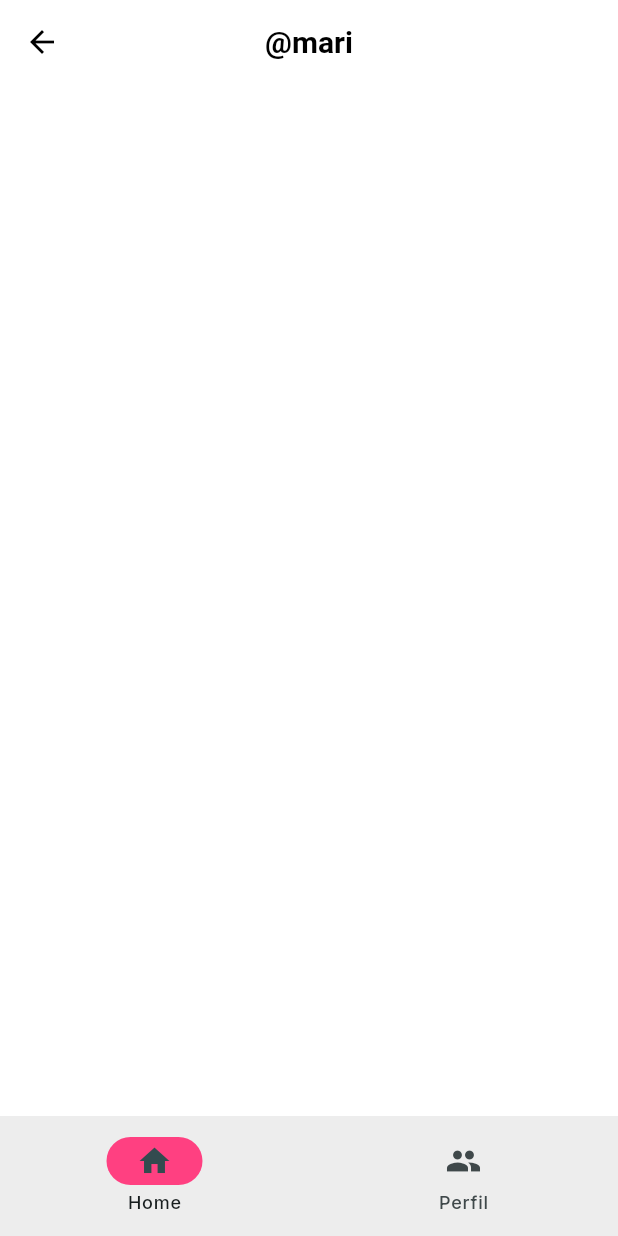
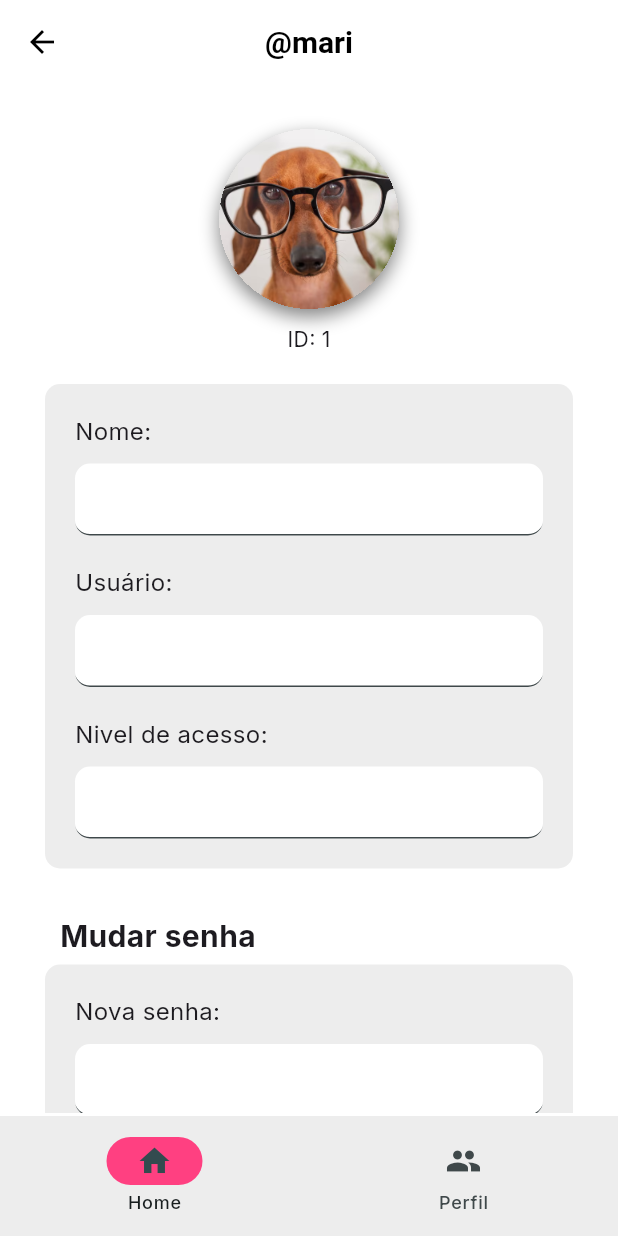
Before and after one commit to mari-arujjo/Ordem-De-Servico-Piloto, a Flutter app: the GestaoUsuariosPage screen opened by its route, after a tap on an icon or button, on a phone screen of 412 x 824 dp. Run offline on Flutter 3.47's test engine with Material 3 defaults, Android fonts, the phone set to English and light mode, and no system bars; our stand-ins replace go_router, google_fonts.

Commit message:
Criando tela de gestão do usuário individualmente

```diff
--- a/lib/app/UI/pages/gestao_usuarios/usuario_page.dart
+++ b/lib/app/UI/pages/gestao_usuarios/usuario_page.dart
@@ -1,4 +1,6 @@
 import 'package:flutter/material.dart';
+import 'package:ordem_de_servico/app/UI/widgets/input1_widget.dart';
+import 'package:ordem_de_servico/colors.dart';
 
 class UsuarioPage extends StatefulWidget {
 
@@ -11,6 +13,8 @@ class UsuarioPage extends StatefulWidget {
 }
 
 class _UsuarioState extends State<UsuarioPage> {
+  var colorsClass = ColorsClass();
+
   @override
   Widget build(BuildContext context) {
     return Scaffold(
@@ -18,22 +22,137 @@ class _UsuarioState extends State<UsuarioPage> {
         title: Text('@mari')
       ),
 
-      body: Padding(
+      body: SingleChildScrollView(
+        child: Padding(
+          padding: EdgeInsets.all(30),
+          child: Column(
+            children: [
+              Container(
+                width: 120,
+                height: 120,
+                decoration: BoxDecoration(
+                  borderRadius: BorderRadius.circular(100),
+                  boxShadow: [
+                    BoxShadow(
+                      color: colorsClass.gray,
+                      blurRadius: 10,
+                      offset: Offset(0, 5)
+                    )
+                  ]
+                ),
+                clipBehavior: Clip.hardEdge,
+                child: Image.asset(
+                  'lib/app/assets/imgs/eu.png',
+                  fit: BoxFit.cover,
+                ),
+              ),
+              SizedBox(height: 10),
+              Text('ID: 1'),
+
+              SizedBox(height: 20),
+
+              Container(
                 padding: EdgeInsets.all(20),
+                decoration: BoxDecoration(
+                  color: colorsClass.secondaryColor,
+                  borderRadius: BorderRadius.circular(10)
+                ),
+                child: Form(
                   child: Column(
                     children: [
 
-            Expanded(
-              child: Container(
+                      /// NOME
+                      Align(
+                        alignment: Alignment.centerLeft,
+                        child: Text(
+                          'Nome:',
+                          style: TextStyle(fontSize: 16),
+                        ),
+                      ),
+                      SizedBox(height: 10),
+                      Input1Widget(obscure: false),
+                      SizedBox(height: 20),
+
+                      /// USUARIO
+                      Align(
+                        alignment: Alignment.centerLeft,
+                        child: Text(
+                          'Usuário:',
+                          style: TextStyle(fontSize: 16),
+                        ),
+                      ),
+                      SizedBox(height: 10),
+                      Input1Widget(obscure: false),
+                      SizedBox(height: 20),
+
+                      /// NIVEL
+                      Align(
+                        alignment: Alignment.centerLeft,
+                        child: Text(
+                          'Nivel de acesso:',
+                          style: TextStyle(fontSize: 16),
+                        ),
+                      ),
+                      SizedBox(height: 10),
+                      Input1Widget(obscure: false),
+                    ],
+                  )
+                ),
+              ),
+
+              SizedBox(height: 30),
+              Align(
+                alignment: Alignment.centerLeft,
+                child: Text(
+                  '  Mudar senha',
+                  style: TextStyle(fontSize: 20, fontWeight: FontWeight.bold),
+                ),
+              ),
+              SizedBox(height: 5),
+
+
+              Container(
+                padding: EdgeInsets.all(20),
                 decoration: BoxDecoration(
+                  color: colorsClass.secondaryColor,
+                  borderRadius: BorderRadius.circular(10)
+                ),
+                child: Form(
+                  child: Column(
+                    children: [
 
+                      /// NOME
+                      Align(
+                        alignment: Alignment.centerLeft,
+                        child: Text(
+                          'Nova senha:',
+                          style: TextStyle(fontSize: 16),
                         ),
+                      ),
+                      SizedBox(height: 10),
+                      Input1Widget(obscure: true),
+                      SizedBox(height: 20),
+
+                      /// USUARIO
+                      Align(
+                        alignment: Alignment.centerLeft,
+                        child: Text(
+                          'Confirmar nova senha:',
+                          style: TextStyle(fontSize: 16),
+                        ),
+                      ),
+                      SizedBox(height: 10),
+                      Input1Widget(obscure: true),
+
+                    ],
+                  )
                 ),
               ),
 
             ],
           ),
         ),
+      ),
     );
   }
 }
--- a/lib/app/src/controllers/gestao_usuarios_controller.dart
+++ b/lib/app/src/controllers/gestao_usuarios_controller.dart
@@ -41,61 +41,6 @@ class GestaoUsuariosController {
         nome: 'Letícia Alves de Araújo',
         nivel_acesso: 2
       ),
-      // Novos usuários
-    Usuario(
-      id_usuario: 10,
-      usuario: 'ricardo',
-      nome: 'Ricardo José da Silva',
-      nivel_acesso: 2
-    ),
-    Usuario(
-      id_usuario: 11,
-      usuario: 'ana.paula',
-      nome: 'Ana Paula Martins',
-      nivel_acesso: 1
-    ),
-    Usuario(
-      id_usuario: 12,
-      usuario: 'caio.fernandes',
-      nome: 'Caio Fernandes dos Santos',
-      nivel_acesso: 3
-    ),
-    Usuario(
-      id_usuario: 13,
-      usuario: 'juliana.moura',
-      nome: 'Juliana Moura Ferreira',
-      nivel_acesso: 2
-    ),
-    Usuario(
-      id_usuario: 14,
-      usuario: 'bruno.lima',
-      nome: 'Bruno Lima dos Anjos',
-      nivel_acesso: 1
-    ),
-    Usuario(
-      id_usuario: 15,
-      usuario: 'sabrina.alves',
-      nome: 'Sabrina Alves Costa',
-      nivel_acesso: 3
-    ),
-    Usuario(
-      id_usuario: 16,
-      usuario: 'daniel.souza',
-      nome: 'Daniel Souza Ramos',
-      nivel_acesso: 2
-    ),
-    Usuario(
-      id_usuario: 17,
-      usuario: 'aline.silveira',
-      nome: 'Aline Silveira Rocha',
-      nivel_acesso: 1
-    ),
-    Usuario(
-      id_usuario: 18,
-      usuario: 'lucas.pereira',
-      nome: 'Lucas Pereira da Cruz',
-      nivel_acesso: 3
-    ),
     ];
   }
 }
--- a/lib/colors.dart
+++ b/lib/colors.dart
@@ -4,12 +4,12 @@ class ColorsClass {
   late final Color primaryColor;
   late final Color secondaryColor;
   late final Color terciaryColor;
-  late final Color transparente;
+  late final Color gray;
 
   ColorsClass(){
     primaryColor = const Color(0xFF2C2C2C);
     secondaryColor = const Color(0xFFEDEDED);
     terciaryColor = const Color(0xFFFF4081);
-    transparente = Colors.transparent;
+    gray = const Color.fromARGB(255, 129, 129, 129);
   }
 }
--- a/lib/navigation.dart
+++ b/lib/navigation.dart
@@ -27,7 +27,14 @@ class _NavigationBarState extends State<NavigationBarWidget> {
   @override
   Widget build(BuildContext context) {
     return Scaffold(
-      bottomNavigationBar: NavigationBar(
+      bottomNavigationBar: Column(
+        mainAxisSize: MainAxisSize.min,
+        children: [
+          Container(
+            height: 2,
+            color: Colors.white,
+          ),
+          NavigationBar(
             backgroundColor: colorsClass.secondaryColor,
             indicatorColor: colorsClass.terciaryColor,
             selectedIndex: _selectedIndex,
@@ -42,6 +49,8 @@ class _NavigationBarState extends State<NavigationBarWidget> {
               _goToBranch(_selectedIndex);
             },
           ),
+        ]
+      ),
 
       body: SizedBox(child: widget.navigationShell),
     );
--- a/pubspec.yaml
+++ b/pubspec.yaml
@@ -59,6 +59,7 @@ flutter:
   assets:
     - lib/app/assets/imgs/tudo_em_ordem.png
     - lib/app/assets/imgs/pencil.png
+    - lib/app/assets/imgs/eu.png
 
   # An image asset can refer to one or more resolution-specific "variants", see
   # https://flutter.dev/to/resolution-aware-images
```
Also changed, not shown: lib/app/assets/imgs/eu.png (added). Lines whose indentation alone changed are shown as unchanged.
